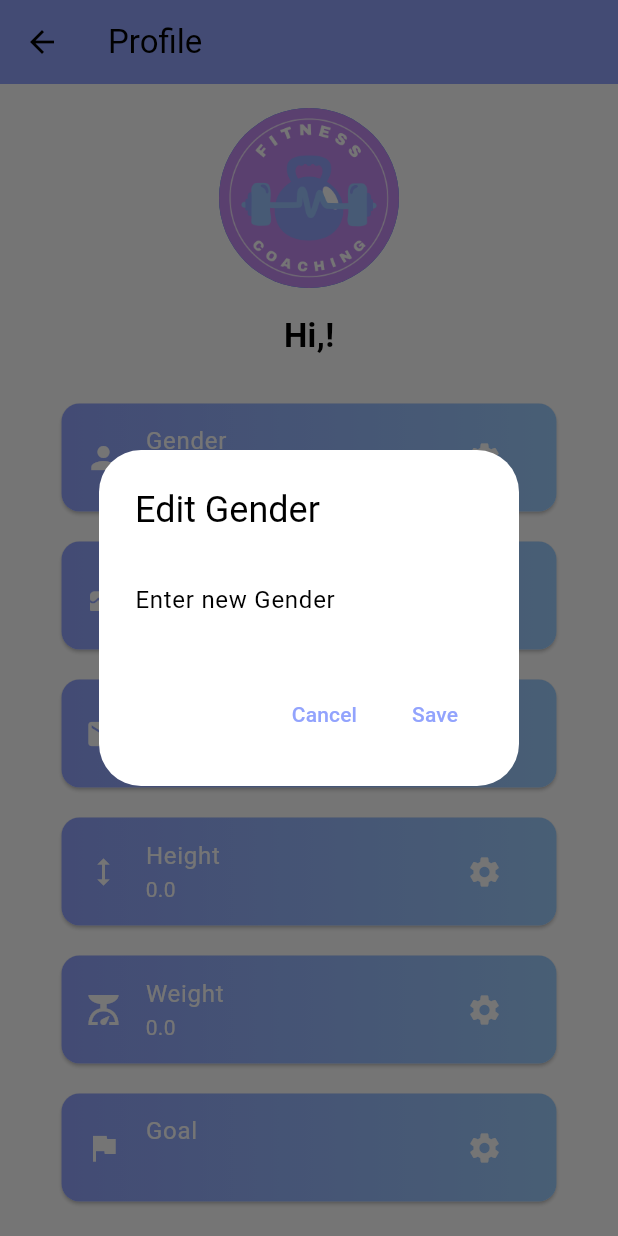
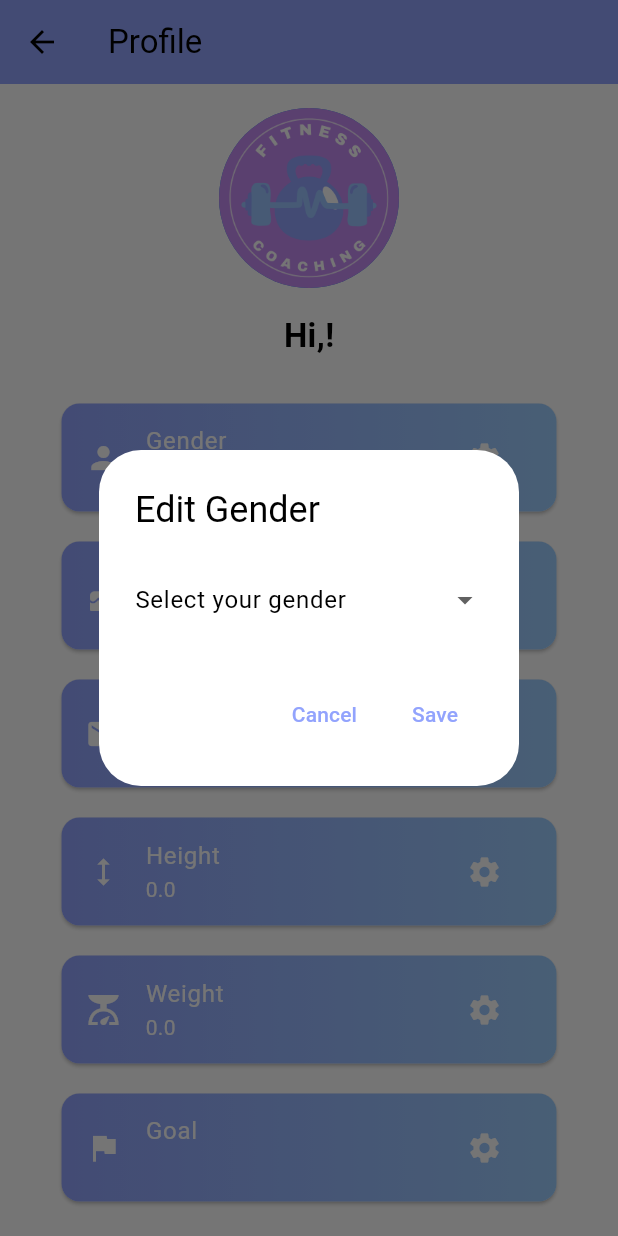
Before and after one commit to KaozhiChen/fitness_tracker_app, a Flutter app: the ProfilePage screen opened directly, after a tap on the "settings" icon, on a phone screen of 412 x 824 dp. Run offline on Flutter 3.47's test engine with Material 3 defaults, Android fonts, the phone set to English and light mode, and no system bars; our stand-ins replace fl_chart, google_fonts, shared_preferences, sqflite, table_calendar; missing offline and left inert: duration_picker; accounts and stored records are empty.

Commit message:
fix edit gender bug

```diff
--- a/lib/pages/profile_page.dart
+++ b/lib/pages/profile_page.dart
@@ -92,7 +92,8 @@ class _ProfilePageState extends State<ProfilePage> {
                       title: "Gender",
                       subtitle: user.gender,
                       onEdit: () {
-                        _showEditDialog(context, "Gender", (newValue) async {
+                        _showEditGenderDialog(context, user.gender,
+                            (newValue) async {
                           // create a User with new info
                           final updatedUser = user.copyWith(gender: newValue);
 
@@ -290,6 +291,51 @@ class _ProfilePageState extends State<ProfilePage> {
     );
   }
 
+  // show edit gender dialog
+  void _showEditGenderDialog(
+      BuildContext context, String currentGender, Function(String) onSave) {
+    String selectedGender = currentGender;
+
+    showDialog(
+      context: context,
+      builder: (context) {
+        return AlertDialog(
+          title: const Text("Edit Gender"),
+          content: DropdownButtonFormField<String>(
+            value: selectedGender,
+            items: ['Male', 'Female', 'Other']
+                .map((gender) => DropdownMenuItem(
+                      value: gender,
+                      child: Text(gender),
+                    ))
+                .toList(),
+            onChanged: (value) {
+              selectedGender = value!;
+            },
+            decoration: const InputDecoration(
+              labelText: "Select your gender",
+            ),
+          ),
+          actions: [
+            TextButton(
+              onPressed: () {
+                Navigator.of(context).pop();
+              },
+              child: const Text("Cancel"),
+            ),
+            TextButton(
+              onPressed: () async {
+                await onSave(selectedGender);
+                Navigator.of(context).pop();
+              },
+              child: const Text("Save"),
+            ),
+          ],
+        );
+      },
+    );
+  }
+
   // show edit goal dialog
   void _showEditGoalDialog(
       BuildContext context, String currentGoal, Function(String) onSave) {
```
